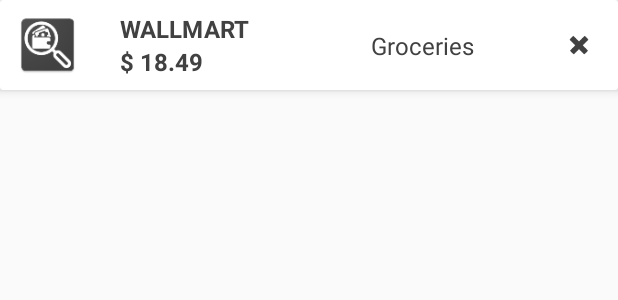
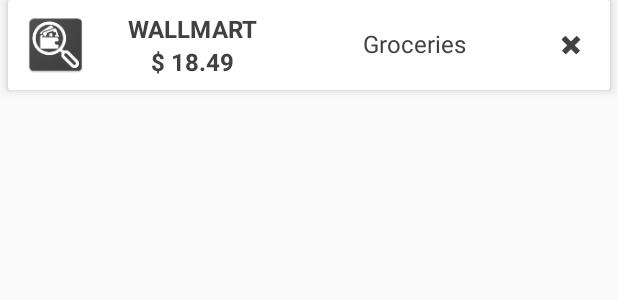
Before and after one commit to gibbo49/MyBank, an Android app: the layout item_list_view.xml on its own in the app's theme, with its tools: preview values and no code run, on a phone screen of 412 x 824 dp. Shown: the top 300 px of the screen. Run offline under Robolectric (Android 15) with nearby library versions, the phone set to English and light mode, and no system bars.

Commit message:
improved item layout and total box layout

```diff
--- a/app/src/main/res/layout/item_list_view.xml
+++ b/app/src/main/res/layout/item_list_view.xml
@@ -4,6 +4,9 @@
     xmlns:tools="http://schemas.android.com/tools"
     android:layout_width="match_parent"
     android:layout_height="wrap_content"
+    android:layout_marginBottom="5dp"
+    android:layout_marginEnd="5dp"
+    android:layout_marginStart="5dp"
     app:cardElevation="4dp">
 
     <android.support.constraint.ConstraintLayout
@@ -24,25 +27,29 @@
 
         <TextView
             android:id="@+id/item_store_text"
-            android:layout_width="wrap_content"
+            android:layout_width="0dp"
             android:layout_height="wrap_content"
-            android:layout_marginStart="24dp"
+            android:layout_marginEnd="16dp"
+            android:textAlignment="center"
             android:textColor="#414141"
             android:textSize="16sp"
             android:textStyle="bold"
+            app:layout_constraintEnd_toStartOf="@+id/item_category_text"
             app:layout_constraintStart_toEndOf="@+id/item_categoryitem_image"
             app:layout_constraintTop_toTopOf="@+id/item_categoryitem_image"
             tools:text="WALLMART" />
 
         <TextView
             android:id="@+id/item_amount_text"
-            android:layout_width="wrap_content"
+            android:layout_width="0dp"
             android:layout_height="wrap_content"
-            android:layout_marginStart="24dp"
+            android:layout_marginEnd="16dp"
+            android:textAlignment="center"
             android:textColor="#414141"
             android:textSize="16sp"
             android:textStyle="bold"
             app:layout_constraintBottom_toBottomOf="@+id/item_categoryitem_image"
+            app:layout_constraintEnd_toStartOf="@+id/item_category_text"
             app:layout_constraintStart_toEndOf="@+id/item_categoryitem_image"
             app:layout_constraintTop_toBottomOf="@+id/item_store_text"
             tools:text="$ 18.49" />
@@ -62,14 +69,19 @@
 
         <TextView
             android:id="@+id/item_category_text"
-            android:layout_width="wrap_content"
+            android:layout_width="0dp"
             android:layout_height="wrap_content"
-            android:layout_marginEnd="60dp"
+            android:layout_marginEnd="30dp"
+            android:layout_marginStart="150dp"
+            android:textAlignment="center"
             android:textColor="#414141"
             android:textSize="16sp"
             app:layout_constraintBottom_toBottomOf="@+id/item_amount_text"
             app:layout_constraintEnd_toStartOf="@+id/item_delete_button"
+            app:layout_constraintHorizontal_bias="1.0"
+            app:layout_constraintStart_toEndOf="@+id/item_categoryitem_image"
             app:layout_constraintTop_toTopOf="@+id/item_store_text"
+            app:layout_constraintVertical_bias="0.454"
             tools:text="Groceries" />
 
 
```
Also changed, not shown: app/src/main/java/com/chrisgibson/mybank/ListActivity.kt (+7 -1 lines), app/src/main/res/layout/content_list.xml (+26 -2 lines).
